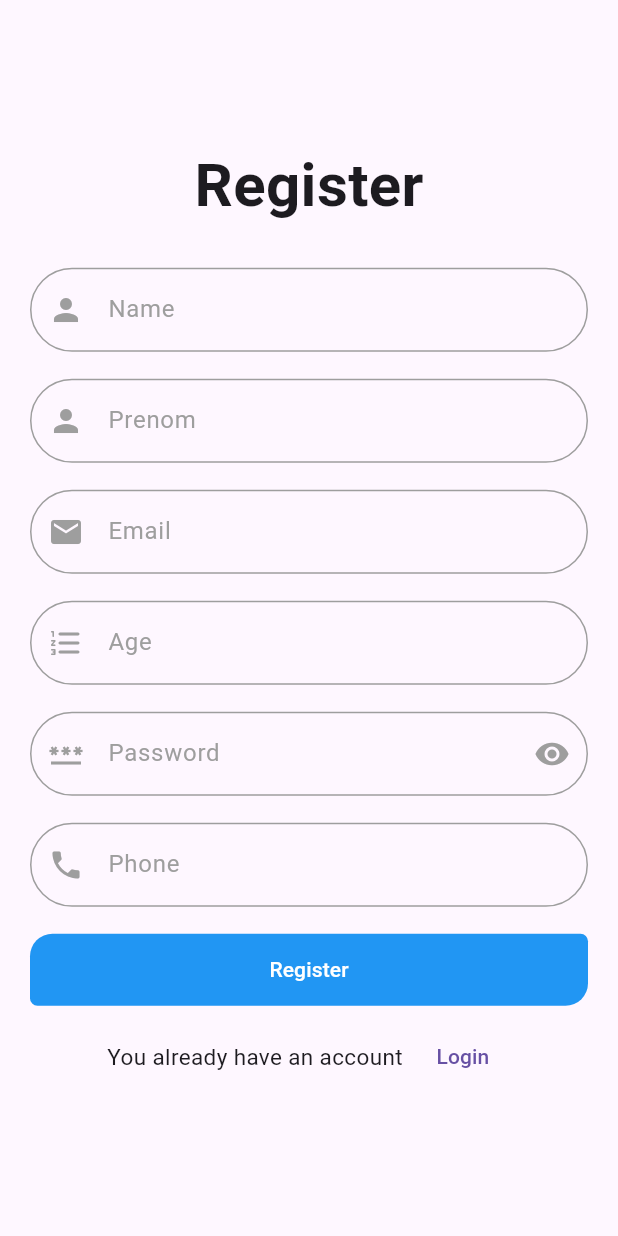
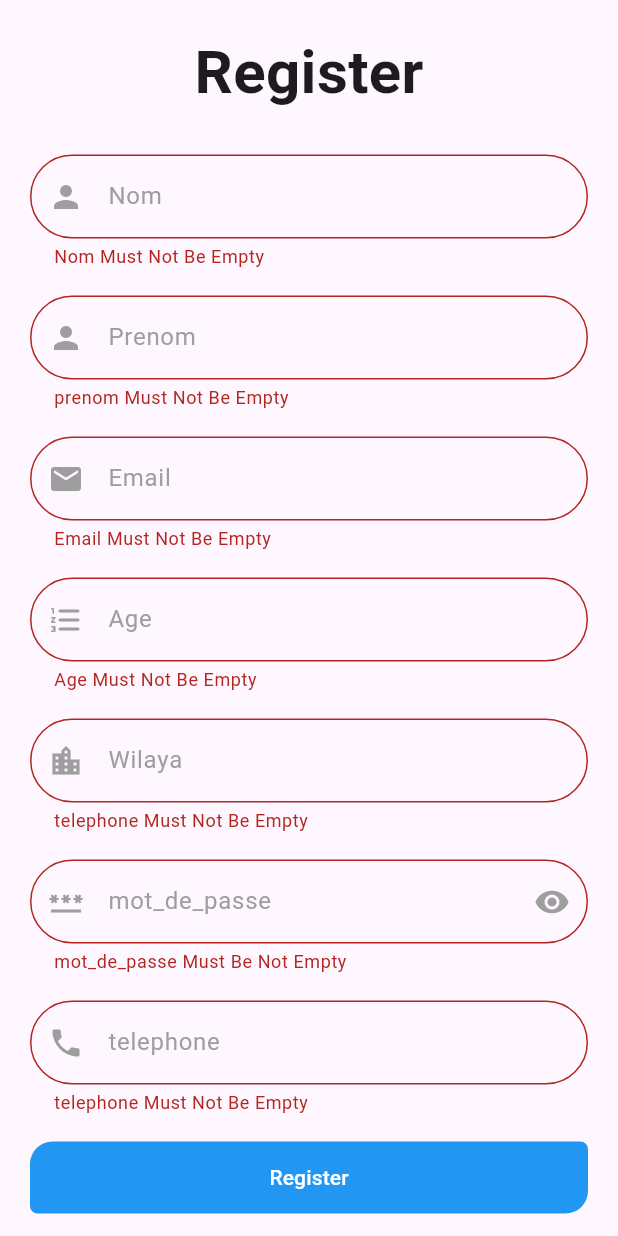
Before and after one commit to alaeddinovv/PFEprojet, a Flutter app: the screen it shows after launch, after a tap on "Register", on a phone screen of 412 x 824 dp. Run offline on Flutter 3.47's test engine with Material 3 defaults, Android fonts, the light colour scheme and no system bars; our stand-ins replace dio, flutter_bloc, fluttertoast; accounts and stored records are empty.

Commit message:
Register Done

```diff
--- a/lib/Api/constApi.dart
+++ b/lib/Api/constApi.dart
@@ -1,7 +1,5 @@
-// const URLHTTP = 'cryptic-dusk-43974.herokuapp.com';
 const URLHTTP = '192.168.18.68:3000';
-const Terrain = '/api/terrains/';
 const Loginjoueur = '/api/loginjoueur';
-// const GETAllETUDIANTS = '/students';
+const REGISTERJOUER = '/api/joueur';
 
 var TOKEN = '';
--- a/lib/Model/user_model.dart
+++ b/lib/Model/user_model.dart
@@ -5,10 +5,10 @@ class UserModel {
     required this.token,
     required this.data,
   });
-  late final bool status;
-  late final String success;
-  late final String token;
-  late final Data data;
+  bool? status;
+  String? success;
+  String? token;
+  Data? data;
 
   UserModel.fromJson(Map<String, dynamic> json) {
     status = json['status'];
@@ -22,7 +22,7 @@ class UserModel {
     _data['status'] = status;
     _data['success'] = success;
     _data['token'] = token;
-    _data['data'] = data.toJson();
+    _data['data'] = data?.toJson();
     return _data;
   }
 }
@@ -34,7 +34,6 @@ class Data {
     required this.prenom,
     required this.email,
     required this.telephone,
-    required this.motDePasse,
     required this.age,
     required this.poste,
     required this.wilaya,
@@ -45,23 +44,24 @@ class Data {
     required this.creneausFinale,
     required this.createdAt,
     required this.updatedAt,
+    // required this._V,
   });
-  late final String id;
-  late final String nom;
-  late final String prenom;
-  late final String email;
-  late final int telephone;
-  late final String motDePasse;
-  late final int age;
-  late final String poste;
-  late final String wilaya;
-  late final String photo;
-  late final List<dynamic> equipes;
-  late final List<dynamic> annonces;
-  late final List<dynamic> creneausReserve;
-  late final List<dynamic> creneausFinale;
-  late final String createdAt;
-  late final String updatedAt;
+  String? id;
+  String? nom;
+  String? prenom;
+  String? email;
+  int? telephone;
+  int? age;
+  String? poste;
+  String? wilaya;
+  String? photo;
+  List<dynamic>? equipes;
+  List<dynamic>? annonces;
+  List<dynamic>? creneausReserve;
+  List<dynamic>? creneausFinale;
+  String? createdAt;
+  String? updatedAt;
+  int? _V;
 
   Data.fromJson(Map<String, dynamic> json) {
     id = json['_id'];
@@ -69,7 +69,6 @@ class Data {
     prenom = json['prenom'];
     email = json['email'];
     telephone = json['telephone'];
-    motDePasse = json['mot_de_passe'];
     age = json['age'];
     poste = json['poste'];
     wilaya = json['wilaya'];
@@ -80,6 +79,7 @@ class Data {
     creneausFinale = List.castFrom<dynamic, dynamic>(json['creneaus_finale']);
     createdAt = json['createdAt'];
     updatedAt = json['updatedAt'];
+    _V = json['__v'];
   }
 
   Map<String, dynamic> toJson() {
@@ -89,7 +89,6 @@ class Data {
     _data['prenom'] = prenom;
     _data['email'] = email;
     _data['telephone'] = telephone;
-    _data['mot_de_passe'] = motDePasse;
     _data['age'] = age;
     _data['poste'] = poste;
     _data['wilaya'] = wilaya;
@@ -100,6 +99,7 @@ class Data {
     _data['creneaus_finale'] = creneausFinale;
     _data['createdAt'] = createdAt;
     _data['updatedAt'] = updatedAt;
+    _data['__v'] = _V;
     return _data;
   }
 }
--- a/lib/component/components.dart
+++ b/lib/component/components.dart
@@ -1,4 +1,5 @@
 import 'package:flutter/material.dart';
+import 'package:fluttertoast/fluttertoast.dart';
 
 Widget defaultForm(
         {controller,
@@ -43,5 +44,72 @@ Widget defaultForm(
       obscureText: obscureText,
     );
 
-void changepage(context, Widget ala) => Navigator.pushAndRemoveUntil(
-    context, MaterialPageRoute(builder: (context) => ala), (route) => false);
+void navigatAndReturn({required context, required page}) =>
+    Navigator.push(context, MaterialPageRoute(builder: (context) => page));
+
+void navigatAndFinish({required context, required page}) =>
+    Navigator.pushAndRemoveUntil(context,
+        MaterialPageRoute(builder: (context) => page), (route) => false);
+
+Container buttonSubmit(
+    {required BuildContext context,
+    required Function onPressed,
+    required String text}) {
+  return Container(
+    width: double.infinity,
+    decoration: const BoxDecoration(
+      color: Colors.blue,
+      borderRadius: BorderRadius.only(
+          topLeft: Radius.circular(15),
+          topRight: Radius.circular(5),
+          bottomLeft: Radius.circular(5),
+          bottomRight: Radius.circular(15)),
+    ),
+    child: Center(
+      child: Container(
+        padding: const EdgeInsets.fromLTRB(10, 0, 10, 0),
+        width: double.infinity,
+        child: MaterialButton(
+          highlightColor: Colors.blue,
+          splashColor: const Color.fromRGBO(0, 0, 0, 0),
+          onPressed: () {
+            onPressed();
+          },
+          child: Text(
+            text,
+            style: const TextStyle(color: Colors.white),
+          ),
+        ),
+      ),
+    ),
+  );
+}
+
+void showToast({required String msg, required ToastStates state}) =>
+    Fluttertoast.showToast(
+        msg: msg,
+        toastLength: Toast.LENGTH_SHORT,
+        gravity: ToastGravity.BOTTOM,
+        timeInSecForIosWeb: 1,
+        backgroundColor: choseToastColor(state),
+        textColor: Colors.white,
+        fontSize: 16.0);
+
+enum ToastStates { success, error, warning }
+
+Color choseToastColor(ToastStates state) {
+  Color color;
+  switch (state) {
+    case ToastStates.success:
+      color = Colors.green;
+      break;
+
+    case ToastStates.error:
+      color = Colors.red;
+      break;
+    case ToastStates.warning:
+      color = Colors.amber;
+      break;
+  }
+  return color;
+}
--- a/lib/screen/Auth/cubit/auth_state.dart
+++ b/lib/screen/Auth/cubit/auth_state.dart
@@ -10,9 +10,9 @@ final class PasswordHiddenState extends AuthState {}
 final class RegisterLodinState extends AuthState {}
 
 final class RegisterStateGood extends AuthState {
-  // final dynamic model;
+  final UserModel model;
 
-  // RegisterStateGood({required this.model});
+  RegisterStateGood({required this.model});
 }
 
 final class RegisterStateBad extends AuthState {
--- a/lib/screen/Auth/login.dart
+++ b/lib/screen/Auth/login.dart
@@ -96,7 +96,8 @@ class Login extends StatelessWidget {
                       ),
                       TextButton(
                           onPressed: () {
-                            changepage(context, Register());
+                            navigatAndReturn(
+                                context: context, page: Register());
                           },
                           child: const Text("Register now"))
                     ],
--- a/lib/screen/Auth/register.dart
+++ b/lib/screen/Auth/register.dart
@@ -1,6 +1,7 @@
 import 'package:flutter/material.dart';
 import 'package:flutter_bloc/flutter_bloc.dart';
 import 'package:pfeprojet/Api/constApi.dart';
+import 'package:pfeprojet/home.dart';
 import 'package:pfeprojet/screen/Auth/cubit/auth_cubit.dart';
 import 'package:pfeprojet/screen/Auth/login.dart';
 
@@ -9,22 +10,21 @@ import '../../component/components.dart';
 class Register extends StatelessWidget {
   Register({Key? key}) : super(key: key);
 
-  final nameController = TextEditingController();
+  final nomController = TextEditingController();
   final prenomController = TextEditingController();
   final emailController = TextEditingController();
-  final passController = TextEditingController();
-  final numberController = TextEditingController();
+  final motDePasseController = TextEditingController();
+  final telephoneController = TextEditingController();
   final ageController = TextEditingController();
+  final wilayaController = TextEditingController();
   final formKey = GlobalKey<FormState>();
-  Map<String, dynamic> sendinfologin = {};
+  // late final Map<String, dynamic> sendinfologin;
 
   @override
   Widget build(BuildContext context) {
     return BlocProvider(
         create: (context) => AuthCubit(),
-      child: BlocBuilder<AuthCubit, AuthState>(
-        builder: (context, state) {
-          return Scaffold(
+        child: Scaffold(
           body: Center(
             child: SingleChildScrollView(
               child: Padding(
@@ -43,15 +43,15 @@ class Register extends StatelessWidget {
                       ),
                       defaultForm(
                           context: context,
-                            controller: nameController,
+                          controller: nomController,
                           type: TextInputType.text,
                           lable: const Text(
-                              'Name',
+                            'Nom',
                             style: TextStyle(color: Colors.grey),
                           ),
                           valid: (String value) {
                             if (value.isEmpty) {
-                                return 'name Must Not Be Empty';
+                              return 'Nom Must Not Be Empty';
                             }
                           },
                           onFieldSubmitted: () {},
@@ -131,18 +131,42 @@ class Register extends StatelessWidget {
                       ),
                       defaultForm(
                         context: context,
+                        controller: wilayaController,
+                        type: TextInputType.text,
+                        lable: const Text(
+                          'Wilaya',
+                          style: TextStyle(color: Colors.grey),
+                        ),
+                        valid: (String value) {
+                          if (value.isEmpty) {
+                            return 'telephone Must Not Be Empty';
+                          }
+                        },
+                        onFieldSubmitted: () {},
+                        prefixIcon: const Icon(
+                          Icons.location_city,
+                          color: Colors.grey,
+                        ),
+                      ),
+                      const SizedBox(
+                        height: 18,
+                      ),
+                      BlocBuilder<AuthCubit, AuthState>(
+                        builder: (context, state) {
+                          return defaultForm(
+                              context: context,
                               textInputAction: TextInputAction.done,
-                            controller: passController,
+                              controller: motDePasseController,
                               type: TextInputType.visiblePassword,
                               onFieldSubmitted: () {},
                               obscureText: AuthCubit.get(context).ishidden,
                               valid: (value) {
                                 if (value.isEmpty) {
-                                return 'Password Must Be Not Empty';
+                                  return 'mot_de_passe Must Be Not Empty';
                                 }
                               },
                               lable: const Text(
-                              'Password',
+                                'mot_de_passe',
                                 style: TextStyle(color: Colors.grey),
                               ),
                               prefixIcon: const Icon(
@@ -155,21 +179,23 @@ class Register extends StatelessWidget {
                                 },
                                 icon: AuthCubit.get(context).iconhidden,
                                 color: Colors.grey,
-                            )),
+                              ));
+                        },
+                      ),
                       const SizedBox(
                         height: 18,
                       ),
                       defaultForm(
                         context: context,
-                          controller: numberController,
+                        controller: telephoneController,
                         type: TextInputType.number,
                         lable: const Text(
-                            'Phone',
+                          'telephone',
                           style: TextStyle(color: Colors.grey),
                         ),
                         valid: (String value) {
                           if (value.isEmpty) {
-                              return 'Phone Must Not Be Empty';
+                            return 'telephone Must Not Be Empty';
                           }
                         },
                         onFieldSubmitted: () {},
@@ -181,44 +207,57 @@ class Register extends StatelessWidget {
                       const SizedBox(
                         height: 18,
                       ),
-                        Container(
-                          width: double.infinity,
-                          decoration: const BoxDecoration(
-                            color: Colors.blue,
-                            borderRadius: BorderRadius.only(
-                                topLeft: Radius.circular(15),
-                                topRight: Radius.circular(5),
-                                bottomLeft: Radius.circular(5),
-                                bottomRight: Radius.circular(15)),
+                      BlocConsumer<AuthCubit, AuthState>(
+                        listener: (BuildContext context, AuthState state) {
+                          if (state is RegisterStateGood) {
+                            navigatAndFinish(
+                                context: context, page: const Home());
+                            showToast(
+                                msg: 'Hi ${state.model.data!.nom!}',
+                                state: ToastStates.success);
+                          } else if (state is RegisterStateBad) {
+                            showToast(msg: "Error", state: ToastStates.error);
+                          }
+                        },
+                        builder: (context, state) {
+                          if (state is RegisterLodinState) {
+                            return const CircularProgressIndicator();
+                          }
+                          return buttonSubmit(
+                              text: 'Register',
+                              context: context,
+                              onPressed: () {
+                                if (formKey.currentState!.validate()) {
+                                  Map<String, dynamic> sendinfologin = {
+                                    'nom': nomController.text,
+                                    "prenom": prenomController.text,
+                                    "email": emailController.text,
+                                    "age": ageController.text,
+                                    'mot_de_passe': motDePasseController.text,
+                                    "telephone": telephoneController.text,
+                                    'wilaya': wilayaController.text
+                                  };
+                                  AuthCubit.get(context).registerUser(
+                                      data: sendinfologin, path: REGISTERJOUER);
+                                }
+                              });
+                        },
                       ),
-                          child: Center(
-                            child: Container(
-                              padding: const EdgeInsets.fromLTRB(10, 0, 10, 0),
-                              width: double.infinity,
-                              child: MaterialButton(
-                                highlightColor: Colors.blue,
-                                splashColor: const Color.fromRGBO(0, 0, 0, 0),
-                                onPressed: () {
-                                  sendinfologin = {
-                                    "email": "houssem@gmail.com",
-                                    "mot_de_passe": "123456"
-                                  };
-
-                                  AuthCubit.get(context).registerUser(
-                                      data: sendinfologin, path: Loginjoueur);
-                                },
-                                child: const Text(
-                                  'Register',
-                                  style: TextStyle(color: Colors.white),
+                      const SizedBox(
+                        height: 10,
+                      ),
+                      haveAccount(context)
+                    ],
                   ),
                 ),
               ),
             ),
           ),
-                        const SizedBox(
-                          height: 10,
-                        ),
-                        Row(
+        ));
+  }
+
+  Row haveAccount(BuildContext context) {
+    return Row(
       mainAxisAlignment: MainAxisAlignment.center,
       children: [
         const Text(
@@ -232,20 +271,10 @@ class Register extends StatelessWidget {
         ),
         TextButton(
             onPressed: () {
-                                  changepage(context, Login());
+              navigatAndReturn(context: context, page: Login());
             },
             child: const Text('Login'))
       ],
-                        )
-                      ],
-                    ),
-                  ),
-                ),
-              ),
-            ),
-          );
-        },
-      ),
     );
   }
 }
--- a/pubspec.yaml
+++ b/pubspec.yaml
@@ -39,6 +39,7 @@ dependencies:
   flutter_bloc: ^8.1.4
   bloc: ^8.1.3
   dio: ^5.4.1
+  fluttertoast: ^8.2.4
 
 dev_dependencies:
   flutter_test:
```
Also changed, not shown: lib/screen/Auth/cubit/auth_cubit.dart (+6 -14 lines), pubspec.lock. Lines whose indentation alone changed are shown as unchanged.
